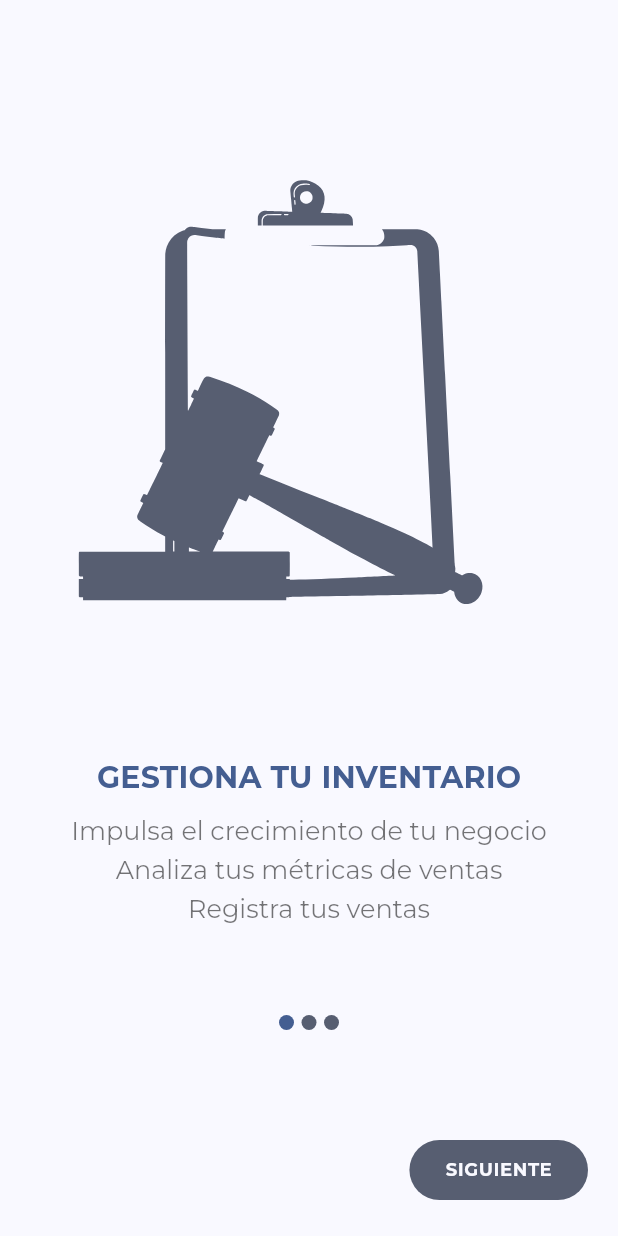
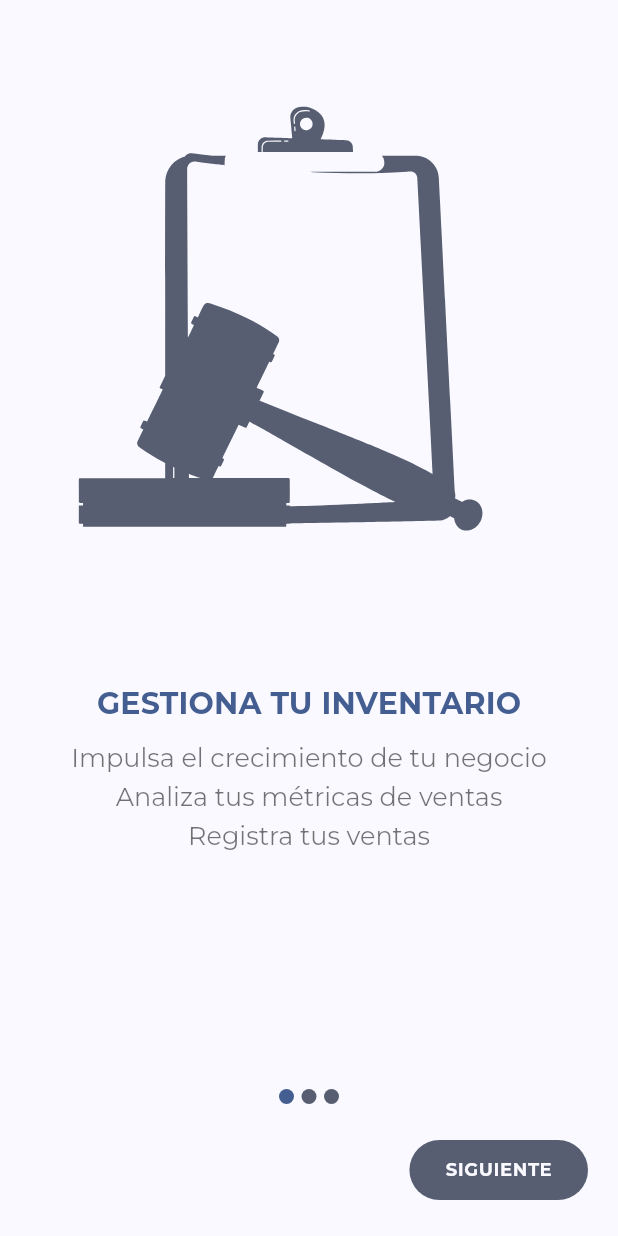
Before and after one commit to No-Country-simulation/c14-54-ft-dart, a Flutter app: the screen it shows after launch, on a phone screen of 412 x 824 dp. Run offline on Flutter 3.47's test engine with Material 2 defaults, Android fonts, the phone set to English and light mode, and no system bars; our stand-ins replace animate_do, device_preview, flutter_riverpod, flutter_svg, font_awesome_flutter, go_router and 1 more.

Commit message:
Issue with induction fixed.

```diff
--- a/lib/features/auth/presentation/screens/onboarding_screen/onboarding_screen.dart
+++ b/lib/features/auth/presentation/screens/onboarding_screen/onboarding_screen.dart
@@ -20,7 +20,7 @@ class OnBoardingScreen extends ConsumerWidget {
     final Size size = MediaQuery.of(context).size;
 
     return Scaffold(
-      body: Stack(
+      body: Column(
         children: [
           Expanded(
             child: PageView(
@@ -36,11 +36,7 @@ class OnBoardingScreen extends ConsumerWidget {
               ],
             ),
           ),
-          Positioned(
-            bottom: size.height / 6,
-            right: size.width / 2 - 20,
-            child: _Pagination(pageInt: pageInt),
-          ),
+          _Pagination(pageInt: pageInt),
           Padding(
             padding: const EdgeInsets.symmetric(horizontal: 20, vertical: 20),
             child: Align(
@@ -77,6 +73,7 @@ class _Pagination extends StatelessWidget {
   @override
   Widget build(BuildContext context) {
     return Row(
+      mainAxisAlignment: MainAxisAlignment.center,
       children: [
         _Pagina(
           active: pageInt == 0 ? true : false,
```
